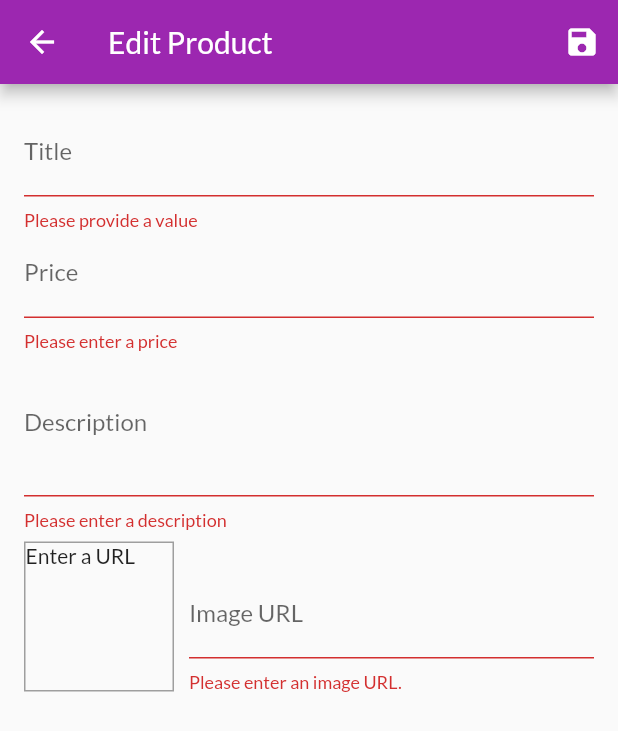
After one commit to filipbart/Shop-App-Flutter, a Flutter app: the EditProductScreen screen opened by its route, after a tap on the "save" icon, on a phone screen of 412 x 824 dp. The commit adds this screen. Shown: the top 731 px of the screen. Run offline on Flutter 3.47's test engine with Material 2 defaults, Android fonts, the phone set to English and light mode, and no system bars; network calls fail.

Commit message:
Edit product screen, validate and add new product

```diff
--- a/lib/main.dart
+++ b/lib/main.dart
@@ -6,6 +6,7 @@ import 'screens/cart_screen.dart';
 import 'screens/product_detail_screen.dart';
 import 'screens/orders_screen.dart';
 import 'screens/user_products_screen.dart';
+import 'screens/edit_product_screen.dart';
 import './providers/products.dart';
 import './providers/cart.dart';
 import './providers/orders.dart';
@@ -39,7 +40,8 @@ class MyApp extends StatelessWidget {
           ProductDetailScreen.routeName: (ctx) => ProductDetailScreen(),
           CartScreen.routeName: (ctx) => CartScreen(),
           OrdersScreen.routeName: (ctx) => OrdersScreen(),
-          UserPoductsScreen.routeName: (ctx) => UserPoductsScreen(),
+          UserProductsScreen.routeName: (ctx) => UserProductsScreen(),
+          EditProductScreen.routeName: (ctx) => EditProductScreen(),
         },
       ),
     );
--- a/lib/providers/products.dart
+++ b/lib/providers/products.dart
@@ -2,7 +2,7 @@ import 'package:flutter/material.dart';
 
 import './product.dart';
 
-class Products with ChangeNotifier{
+class Products with ChangeNotifier {
   List<Product> _items = [
     Product(
       id: 'p1',
@@ -38,23 +38,27 @@ class Products with ChangeNotifier{
     ),
   ];
 
-  List<Product> get items{
+  List<Product> get items {
     return [..._items];
   }
 
-  List<Product> get favoriteItems{
+  List<Product> get favoriteItems {
     return _items.where((prodItem) => prodItem.isFavorite).toList();
   }
 
-  Product findById(String id){
+  Product findById(String id) {
     return _items.firstWhere((prod) => prod.id == id);
   }
 
-
-
-  void addProduct(){
-    //_items.add();
+  void addProduct(Product product) {
+    final newProduct = Product(
+      title: product.title,
+      description: product.description,
+      price: product.price,
+      imageUrl: product.imageUrl,
+      id: DateTime.now().toString(),
+    );
+    _items.add(newProduct);
     notifyListeners();
   }
-
 }
--- /dev/null
+++ b/lib/screens/edit_product_screen.dart
@@ -0,0 +1,219 @@
+import 'package:flutter/material.dart';
+import 'package:provider/provider.dart';
+
+import '../providers/product.dart';
+import '../providers/products.dart';
+
+class EditProductScreen extends StatefulWidget {
+  static const routeName = '/edit-product';
+
+  @override
+  _EditProductScreenState createState() => _EditProductScreenState();
+}
+
+class _EditProductScreenState extends State<EditProductScreen> {
+  final _priceFocusNode = FocusNode();
+  final _descriptionFocusNode = FocusNode();
+  final _imageUrlController = TextEditingController();
+  final _imageUrlFocusNode = FocusNode();
+  final _form = GlobalKey<FormState>();
+  var _editedProduct = Product(
+    id: null,
+    title: '',
+    price: 0,
+    description: '',
+    imageUrl: '',
+  );
+
+  @override
+  void initState() {
+    _imageUrlFocusNode.addListener(_updateImageUrl);
+    super.initState();
+  }
+
+  @override
+  void dispose() {
+    _imageUrlFocusNode.removeListener(_updateImageUrl);
+    _priceFocusNode.dispose();
+    _descriptionFocusNode.dispose();
+    _imageUrlController.dispose();
+    _imageUrlFocusNode.dispose();
+    super.dispose();
+  }
+
+  void _updateImageUrl() {
+    if (!_imageUrlFocusNode.hasFocus) {
+      setState(() {});
+    }
+  }
+
+  void _saveForm() {
+    if (_form.currentState.validate()){
+       _form.currentState.save();
+       Provider.of<Products>(context, listen: false).addProduct(_editedProduct);
+       Navigator.of(context).pop();
+    }
+    return;
+  }
+
+  @override
+  Widget build(BuildContext context) {
+    return Scaffold(
+      appBar: AppBar(
+        title: Text('Edit Product'),
+        actions: [
+          IconButton(
+            icon: Icon(Icons.save),
+            onPressed: _saveForm,
+          ),
+        ],
+      ),
+      body: Padding(
+        padding: const EdgeInsets.all(16.0),
+        child: Form(
+          key: _form,
+          child: ListView(
+            children: [
+              TextFormField(
+                decoration: InputDecoration(labelText: 'Title'),
+                textInputAction: TextInputAction.next,
+                onFieldSubmitted: (_) {
+                  FocusScope.of(context).requestFocus(_priceFocusNode);
+                },
+                validator: (value) {
+                  if (value.isEmpty) {
+                    return 'Please provide a value';
+                  }
+                  return null;
+                },
+                onSaved: (value) {
+                  _editedProduct = Product(
+                    title: value,
+                    price: _editedProduct.price,
+                    description: _editedProduct.description,
+                    imageUrl: _editedProduct.imageUrl,
+                    id: null,
+                  );
+                },
+              ),
+              TextFormField(
+                decoration: InputDecoration(labelText: 'Price'),
+                textInputAction: TextInputAction.next,
+                keyboardType: TextInputType.number,
+                focusNode: _priceFocusNode,
+                onFieldSubmitted: (_) {
+                  FocusScope.of(context).requestFocus(_descriptionFocusNode);
+                },
+                validator: (value) {
+                  if (value.isEmpty) {
+                    return 'Please enter a price';
+                  }
+                  if (double.tryParse(value) == null) {
+                    return 'Please enter a valid number.';
+                  }
+                  if (double.parse(value) <= 0) {
+                    return 'Please enter a number greater then zero';
+                  }
+                  return null;
+                },
+                onSaved: (value) {
+                  _editedProduct = Product(
+                    title: _editedProduct.title,
+                    price: double.parse(value),
+                    description: _editedProduct.description,
+                    imageUrl: _editedProduct.imageUrl,
+                    id: null,
+                  );
+                },
+              ),
+              TextFormField(
+                decoration: InputDecoration(labelText: 'Description'),
+                maxLines: 3,
+                keyboardType: TextInputType.multiline,
+                focusNode: _descriptionFocusNode,
+                validator: (value) {
+                  if (value.isEmpty) {
+                    return 'Please enter a description';
+                  }
+                  return null;
+                },
+                onSaved: (value) {
+                  _editedProduct = Product(
+                    title: _editedProduct.title,
+                    price: _editedProduct.price,
+                    description: value,
+                    imageUrl: _editedProduct.imageUrl,
+                    id: null,
+                  );
+                },
+              ),
+              Row(
+                crossAxisAlignment: CrossAxisAlignment.end,
+                children: [
+                  Container(
+                    width: 100,
+                    height: 100,
+                    margin: EdgeInsets.only(
+                      top: 8,
+                      right: 10,
+                    ),
+                    decoration: BoxDecoration(
+                      border: Border.all(
+                        width: 1,
+                        color: Colors.grey,
+                      ),
+                    ),
+                    child: _imageUrlController.text.isEmpty
+                        ? Text('Enter a URL')
+                        : FittedBox(
+                            child: Image.network(
+                              _imageUrlController.text,
+                              fit: BoxFit.cover,
+                            ),
+                          ),
+                  ),
+                  Expanded(
+                    child: TextFormField(
+                      decoration: InputDecoration(labelText: 'Image URL'),
+                      keyboardType: TextInputType.url,
+                      textInputAction: TextInputAction.done,
+                      controller: _imageUrlController,
+                      focusNode: _imageUrlFocusNode,
+                      onFieldSubmitted: (_) {
+                        _saveForm();
+                      },
+                      validator: (value) {
+                        if (value.isEmpty) {
+                          return 'Please enter an image URL.';
+                        }
+                        if (!value.startsWith('http') &&
+                            !value.startsWith('https')) {
+                          return 'Please enter a valid image URL.';
+                        }
+                        if (!value.endsWith('.png') &&
+                            !value.endsWith('.jpg') &&
+                            !value.endsWith('.jpeg')) {
+                          return 'Please enter a valid image URL.';
+                        }
+                        return null;
+                      },
+                      onSaved: (value) {
+                        _editedProduct = Product(
+                          title: _editedProduct.title,
+                          price: _editedProduct.price,
+                          description: _editedProduct.description,
+                          imageUrl: value,
+                          id: null,
+                        );
+                      },
+                    ),
+                  ),
+                ],
+              ),
+            ],
+          ),
+        ),
+      ),
+    );
+  }
+}
--- a/lib/screens/user_products_screen.dart
+++ b/lib/screens/user_products_screen.dart
@@ -3,8 +3,10 @@ import 'package:provider/provider.dart';
 
 import '../providers/products.dart';
 import '../widgets/user_product_item.dart';
+import '../widgets/app_drawer.dart';
+import './edit_product_screen.dart';
 
-class UserPoductsScreen extends StatelessWidget {
+class UserProductsScreen extends StatelessWidget {
   static const routeName = '/user-products';
 
   @override
@@ -16,17 +18,25 @@ class UserPoductsScreen extends StatelessWidget {
         actions: [
           IconButton(
             icon: Icon(Icons.add),
-            onPressed: () {},
+            onPressed: () {
+              Navigator.of(context).pushNamed(EditProductScreen.routeName);
+            },
           ),
         ],
       ),
+      drawer: AppDrawer(),
       body: Padding(
         padding: EdgeInsets.all(8),
         child: ListView.builder(
           itemCount: productsData.items.length,
-          itemBuilder: (_, i) => UserProductItem(
-            productsData.items[i].title,
-            productsData.items[i].imageUrl,
+          itemBuilder: (_, i) => Column(
+            children: [
+              UserProductItem(
+                productsData.items[i].title,
+                productsData.items[i].imageUrl,
+              ),
+              Divider(),
+            ],
           ),
         ),
       ),
--- a/lib/widgets/app_drawer.dart
+++ b/lib/widgets/app_drawer.dart
@@ -1,6 +1,7 @@
 import 'package:flutter/material.dart';
 
 import '../screens/orders_screen.dart';
+import '../screens/user_products_screen.dart';
 
 class AppDrawer extends StatelessWidget {
   @override
@@ -22,13 +23,20 @@ class AppDrawer extends StatelessWidget {
           ),
           Divider(),
           ListTile(
-            leading: Icon(Icons.shop),
+            leading: Icon(Icons.payments),
             title: Text('Orders'),
             onTap: () {
               Navigator.of(context).pushReplacementNamed(OrdersScreen.routeName);
             },
           ),
-
+          Divider(),
+          ListTile(
+            leading: Icon(Icons.edit),
+            title: Text('Manage products'),
+            onTap: () {
+              Navigator.of(context).pushReplacementNamed(UserProductsScreen.routeName);
+            },
+          ),
         ],
       ),
     );
--- a/lib/widgets/user_product_item.dart
+++ b/lib/widgets/user_product_item.dart
@@ -13,7 +13,9 @@ class UserProductItem extends StatelessWidget {
       leading: CircleAvatar(
         backgroundImage: NetworkImage(imageUrl),
       ),
-      trailing: Row(
+      trailing: Container(
+        width: 100,
+        child: Row(
           children: [
             IconButton(
               icon: Icon(Icons.edit),
@@ -27,6 +29,7 @@ class UserProductItem extends StatelessWidget {
             ),
           ],
         ),
+      ),
     );
   }
 }
```
Lines whose indentation alone changed are shown as unchanged.
